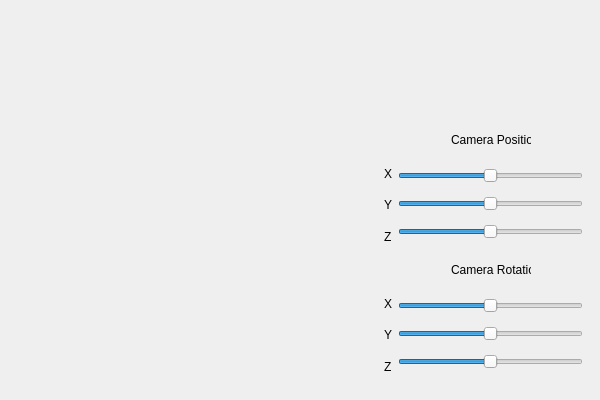
Above: d3d_practice_gui/d3d_practice_gui/d3d_practice_gui.ui from s886508/D3D_practice before the change. Below: the same form after it.
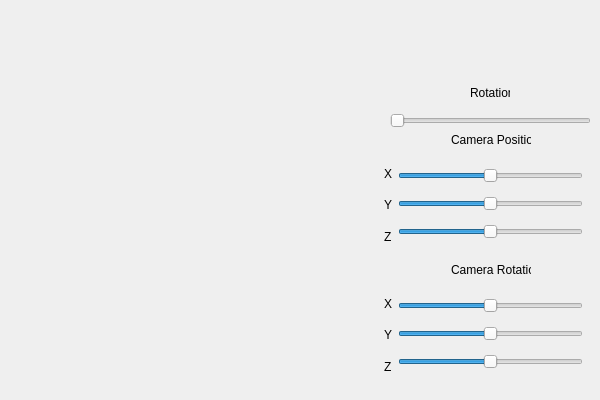
That is the form after the change.

The edit to the form file:
```diff
--- a/d3d_practice_gui/d3d_practice_gui/d3d_practice_gui.ui
+++ b/d3d_practice_gui/d3d_practice_gui/d3d_practice_gui.ui
@@ -199,6 +199,35 @@
     </item>
    </layout>
   </widget>
+  <widget class="QLabel" name="label_9">
+   <property name="geometry">
+    <rect>
+     <x>470</x>
+     <y>83</y>
+     <width>40</width>
+     <height>20</height>
+    </rect>
+   </property>
+   <property name="text">
+    <string>Rotation</string>
+   </property>
+  </widget>
+  <widget class="QSlider" name="slider_rotation_degree">
+   <property name="geometry">
+    <rect>
+     <x>390</x>
+     <y>110</y>
+     <width>201</width>
+     <height>22</height>
+    </rect>
+   </property>
+   <property name="maximum">
+    <number>360</number>
+   </property>
+   <property name="orientation">
+    <enum>Qt::Horizontal</enum>
+   </property>
+  </widget>
  </widget>
  <layoutdefault spacing="6" margin="11"/>
  <resources>
```
